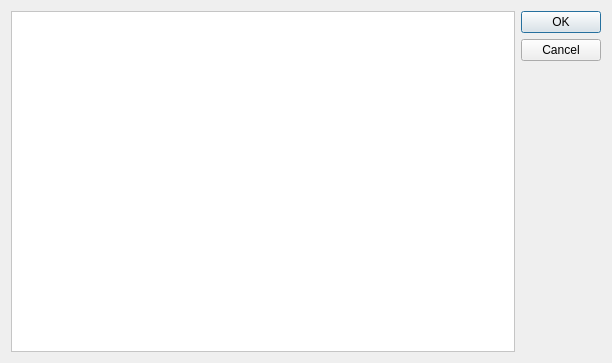
Old version of the form src/propelleride/forms/newfromtemplate.ui in the repository parallaxinc/PropellerIDE.
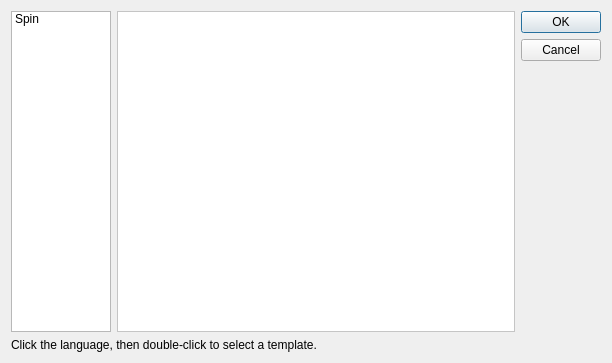
New version of the form.

Commit message: IDE-131 IDE-135 remove direct dependencies on serial terminal; use PropellerManager class instead; add lots of new UI files

```diff
--- a/src/propelleride/forms/newfromtemplate.ui
+++ b/src/propelleride/forms/newfromtemplate.ui
@@ -13,7 +13,36 @@
   <property name="windowTitle">
    <string>New From Template</string>
   </property>
+  <layout class="QVBoxLayout" name="verticalLayout">
+   <item>
   <layout class="QHBoxLayout" name="horizontalLayout">
+     <item>
+      <widget class="QListWidget" name="listWidget">
+       <property name="sizePolicy">
+        <sizepolicy hsizetype="Minimum" vsizetype="Expanding">
+         <horstretch>0</horstretch>
+         <verstretch>0</verstretch>
+        </sizepolicy>
+       </property>
+       <property name="maximumSize">
+        <size>
+         <width>100</width>
+         <height>16777215</height>
+        </size>
+       </property>
+       <property name="editTriggers">
+        <set>QAbstractItemView::NoEditTriggers</set>
+       </property>
+       <property name="showDropIndicator" stdset="0">
+        <bool>false</bool>
+       </property>
+       <item>
+        <property name="text">
+         <string>Spin</string>
+        </property>
+       </item>
+      </widget>
+     </item>
    <item>
     <widget class="QScrollArea" name="scrollArea">
      <property name="palette">
@@ -88,10 +117,11 @@
        <rect>
         <x>0</x>
         <y>0</y>
-        <width>501</width>
-        <height>343</height>
-       </rect>
-      </property>
+          <width>393</width>
+          <height>317</height>
+         </rect>
+        </property>
+        <zorder>buttonBox</zorder>
      </widget>
     </widget>
    </item>
@@ -102,6 +132,15 @@
      </property>
      <property name="standardButtons">
       <set>QDialogButtonBox::Cancel|QDialogButtonBox::Ok</set>
+       </property>
+      </widget>
+     </item>
+    </layout>
+   </item>
+   <item>
+    <widget class="QLabel" name="label">
+     <property name="text">
+      <string>Click the language, then double-click to select a template.</string>
      </property>
     </widget>
    </item>
```
Lines whose indentation alone changed are shown as unchanged. The commit also changes 5 other files.
